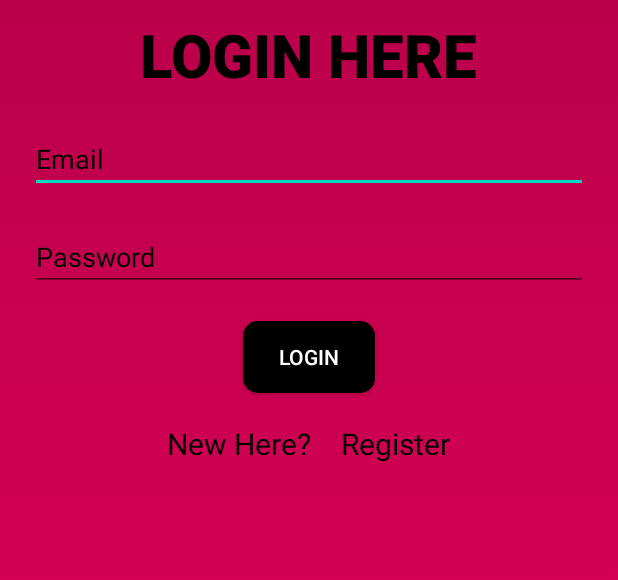
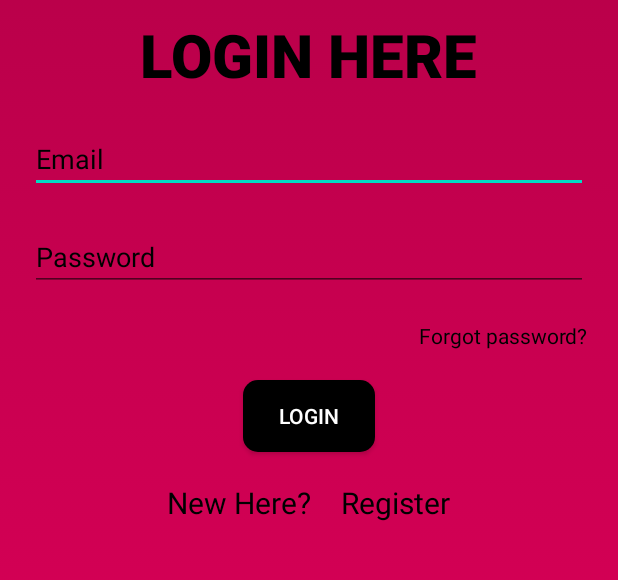
Before and after one commit to priyalbhatewara123/SHE--Live-Without-Fear, an Android app: the login screen opened directly, with no data from a screen before it, on a phone screen of 412 x 824 dp, the part 181-761 px from its top. Run offline under Robolectric (Android 15) with nearby library versions, the light colour scheme and no system bars; our stand-ins replace Firebase (no records; nobody signed in at launch, a user with empty details on screens opened directly); 1 statement that could not run was skipped.

Commit message:
Add forget functionality
* Now user has an option 'Forget password?'
* If user select this option with their email id entered, a link to reset password will be sent to their email id.
* If email id is either incorrect or not registered, they will get a Toast message.
* After resetting password user can login to their account.

```diff
--- a/app/src/main/res/layout/activity_login.xml
+++ b/app/src/main/res/layout/activity_login.xml
@@ -53,10 +53,22 @@
         android:inputType="textPassword"
         />
 
+    <TextView
+        android:id="@+id/forget_password_tv"
+        android:layout_width="wrap_content"
+        android:layout_height="wrap_content"
+        android:layout_below="@+id/et7"
+        android:text="@string/forgot_password"
+        android:textColor="#000000"
+        android:layout_marginTop="20dp"
+        android:layout_marginHorizontal="20dp"
+        android:layout_alignParentEnd="true"
+        />
+
     <Button
         android:layout_width="wrap_content"
         android:layout_height="wrap_content"
-        android:layout_below="@+id/et7"
+        android:layout_below="@+id/forget_password_tv"
         android:layout_centerHorizontal="true"
         android:background="@drawable/button"
         android:text="LOGIN"
--- a/app/src/main/res/values/strings.xml
+++ b/app/src/main/res/values/strings.xml
@@ -1,3 +1,4 @@
 <resources>
     <string name="app_name">She</string>
+    <string name="forgot_password">Forgot password?</string>
 </resources>
```
Also changed, not shown: app/src/main/java/com/example/she/login.java (+37 -14 lines).
